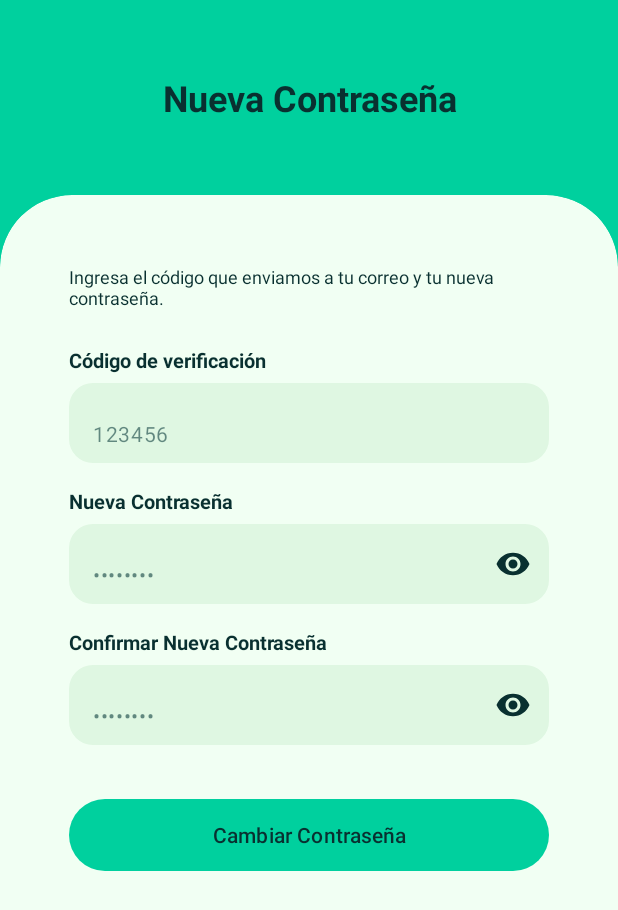
After one commit to Enrique281104/EquipStock, an Android app: the RestablecerPasswordActivity screen opened directly, with no data from a screen before it, on a phone screen of 412 x 824 dp. The commit adds this screen. Shown: the top 910 px of the screen. Run offline under Robolectric (Android 15) with nearby library versions, the phone set to English and light mode, and no system bars.

Commit message:
Agrega pantallas de recuperar contraseña (pendiente backend)

```diff
--- a/app/src/main/AndroidManifest.xml
+++ b/app/src/main/AndroidManifest.xml
@@ -50,7 +50,13 @@
                 android:name="android.support.FILE_PROVIDER_PATHS"
                 android:resource="@xml/file_paths" />
         </provider>
+        <activity
+            android:name=".views.auth.RecuperarPasswordActivity"
+            android:exported="false" />
 
+        <activity
+            android:name=".views.auth.RestablecerPasswordActivity"
+            android:exported="false" />
     </application>
 
 </manifest>
--- /dev/null
+++ b/app/src/main/java/edu/sv/ues/dam235/equipstock/api/RecuperarApi.java
@@ -0,0 +1,19 @@
+package edu.sv.ues.dam235.equipstock.api;
+
+import java.util.Map;
+
+import retrofit2.Call;
+import retrofit2.http.Body;
+import retrofit2.http.POST;
+
+/** Rutas para recuperar la contraseña (las implementa Enrique en el backend). */
+public interface RecuperarApi {
+
+    // Body: { "email": "..." }
+    @POST("api/auth/recuperar")
+    Call<Void> recuperar(@Body Map<String, String> body);
+
+    // Body: { "email": "...", "codigo": "123456", "nueva": "..." }
+    @POST("api/auth/restablecer")
+    Call<Void> restablecer(@Body Map<String, String> body);
+}
--- a/app/src/main/java/edu/sv/ues/dam235/equipstock/views/auth/BienvenidaActivity.java
+++ b/app/src/main/java/edu/sv/ues/dam235/equipstock/views/auth/BienvenidaActivity.java
@@ -50,8 +50,8 @@ public class BienvenidaActivity extends AppCompatActivity {
         findViewById(R.id.btnRegistrarse).setOnClickListener(v ->
                 startActivity(new Intent(this, RegistroActivity.class)));
 
-        // TODO: abrir Recuperar contraseña cuando esté hecha
-        findViewById(R.id.txtOlvidaste).setOnClickListener(v -> { });
+        findViewById(R.id.txtOlvidaste).setOnClickListener(v ->
+                startActivity(new Intent(this, RecuperarPasswordActivity.class)));
     }
 
     @Override
--- a/app/src/main/java/edu/sv/ues/dam235/equipstock/views/auth/LoginActivity.java
+++ b/app/src/main/java/edu/sv/ues/dam235/equipstock/views/auth/LoginActivity.java
@@ -41,6 +41,8 @@ public class LoginActivity extends AppCompatActivity {
         }
 
         setContentView(R.layout.activity_login);
+        findViewById(R.id.txtOlvidaste).setOnClickListener(v ->
+                startActivity(new Intent(this, RecuperarPasswordActivity.class)));
 
         tilEmail = findViewById(R.id.tilEmail);
         tilPassword = findViewById(R.id.tilPassword);
--- /dev/null
+++ b/app/src/main/java/edu/sv/ues/dam235/equipstock/views/auth/RestablecerPasswordActivity.java
@@ -0,0 +1,121 @@
+package edu.sv.ues.dam235.equipstock.views.auth;
+
+import android.content.Intent;
+import android.os.Bundle;
+import android.view.View;
+import android.widget.ProgressBar;
+import android.widget.Toast;
+
+import androidx.annotation.NonNull;
+import androidx.appcompat.app.AppCompatActivity;
+
+import com.google.android.material.button.MaterialButton;
+import com.google.android.material.textfield.TextInputEditText;
+import com.google.android.material.textfield.TextInputLayout;
+
+import java.util.HashMap;
+import java.util.Map;
+
+import edu.sv.ues.dam235.equipstock.R;
+import edu.sv.ues.dam235.equipstock.api.ApiClient;
+import edu.sv.ues.dam235.equipstock.api.RecuperarApi;
+import retrofit2.Call;
+import retrofit2.Callback;
+import retrofit2.Response;
+
+/** Segunda pantalla: código recibido por correo + nueva contraseña. */
+public class RestablecerPasswordActivity extends AppCompatActivity {
+
+    private String email;
+    private TextInputLayout tilCodigo, tilNueva, tilConfirmar;
+    private TextInputEditText etCodigo, etNueva, etConfirmar;
+    private MaterialButton btnCambiar;
+    private ProgressBar progress;
+
+    @Override
+    protected void onCreate(Bundle savedInstanceState) {
+        super.onCreate(savedInstanceState);
+        setContentView(R.layout.activity_restablecer_password);
+
+        // El correo viene de la pantalla anterior
+        email = getIntent().getStringExtra(RecuperarPasswordActivity.EXTRA_EMAIL);
+
+        tilCodigo = findViewById(R.id.tilCodigo);
+        tilNueva = findViewById(R.id.tilNueva);
+        tilConfirmar = findViewById(R.id.tilConfirmar);
+        etCodigo = findViewById(R.id.etCodigo);
+        etNueva = findViewById(R.id.etNueva);
+        etConfirmar = findViewById(R.id.etConfirmar);
+        btnCambiar = findViewById(R.id.btnCambiar);
+        progress = findViewById(R.id.progress);
+
+        btnCambiar.setOnClickListener(v -> cambiarPassword());
+    }
+
+    private void cambiarPassword() {
+        tilCodigo.setError(null);
+        tilNueva.setError(null);
+        tilConfirmar.setError(null);
+
+        String codigo = texto(etCodigo);
+        String nueva = texto(etNueva);
+        String confirmar = texto(etConfirmar);
+
+        // Validaciones antes de llamar a la API
+        if (!codigo.matches("\\d{6}")) {
+            tilCodigo.setError(getString(R.string.restablecer_error_codigo));
+            return;
+        }
+        if (nueva.length() < 8) { // misma regla que el backend
+            tilNueva.setError(getString(R.string.restablecer_error_longitud));
+            return;
+        }
+        if (!nueva.equals(confirmar)) {
+            tilConfirmar.setError(getString(R.string.restablecer_error_coinciden));
+            return;
+        }
+
+        cargando(true);
+        Map<String, String> body = new HashMap<>();
+        body.put("email", email);
+        body.put("codigo", codigo);
+        body.put("nueva", nueva);
+
+        ApiClient.get(this).create(RecuperarApi.class).restablecer(body)
+                .enqueue(new Callback<Void>() {
+                    @Override
+                    public void onResponse(@NonNull Call<Void> call, @NonNull Response<Void> response) {
+                        if (isFinishing()) return;
+                        cargando(false);
+                        if (response.isSuccessful()) {
+                            Toast.makeText(RestablecerPasswordActivity.this,
+                                    R.string.restablecer_exito, Toast.LENGTH_LONG).show();
+                            // Volver al Login cerrando las pantallas de recuperación
+                            Intent intent = new Intent(RestablecerPasswordActivity.this, LoginActivity.class);
+                            intent.addFlags(Intent.FLAG_ACTIVITY_NEW_TASK | Intent.FLAG_ACTIVITY_CLEAR_TASK);
+                            startActivity(intent);
+                        } else {
+                            Toast.makeText(RestablecerPasswordActivity.this,
+                                    R.string.restablecer_error, Toast.LENGTH_LONG).show();
+                        }
+                    }
+
+                    @Override
+                    public void onFailure(@NonNull Call<Void> call, @NonNull Throwable t) {
+                        if (isFinishing()) return;
+                        cargando(false);
+                        Toast.makeText(RestablecerPasswordActivity.this,
+                                R.string.recuperar_sin_conexion, Toast.LENGTH_LONG).show();
+                    }
+                });
+    }
+
+    private String texto(TextInputEditText campo) {
+        return campo.getText() == null ? "" : campo.getText().toString().trim();
+    }
+
+    private void cargando(boolean activo) {
+        progress.setVisibility(activo ? View.VISIBLE : View.GONE);
+        btnCambiar.setEnabled(!activo);
+    }
+}
--- /dev/null
+++ b/app/src/main/res/layout/activity_restablecer_password.xml
@@ -0,0 +1,179 @@
+<?xml version="1.0" encoding="utf-8"?>
+<LinearLayout xmlns:android="http://schemas.android.com/apk/res/android"
+    xmlns:app="http://schemas.android.com/apk/res-auto"
+    android:layout_width="match_parent"
+    android:layout_height="match_parent"
+    android:background="@color/background"
+    android:fitsSystemWindows="true"
+    android:orientation="vertical">
+
+    <TextView
+        android:layout_width="match_parent"
+        android:layout_height="130dp"
+        android:gravity="center"
+        android:text="@string/restablecer_titulo"
+        android:textColor="@color/text_on_background"
+        android:textSize="24sp"
+        android:textStyle="bold" />
+
+    <com.google.android.material.card.MaterialCardView
+        android:layout_width="match_parent"
+        android:layout_height="match_parent"
+        app:cardBackgroundColor="@color/surface"
+        app:cardElevation="0dp"
+        app:shapeAppearance="@style/ShapeTopRounded"
+        app:strokeWidth="0dp">
+
+        <ScrollView
+            android:layout_width="match_parent"
+            android:layout_height="match_parent"
+            android:fillViewport="true">
+
+            <LinearLayout
+                android:layout_width="match_parent"
+                android:layout_height="wrap_content"
+                android:orientation="vertical"
+                android:padding="32dp">
+
+                <TextView
+                    android:layout_width="match_parent"
+                    android:layout_height="wrap_content"
+                    android:text="@string/restablecer_descripcion"
+                    android:textColor="@color/text_primary"
+                    android:textSize="12sp" />
+
+                <!-- Código -->
+                <TextView
+                    android:layout_width="wrap_content"
+                    android:layout_height="wrap_content"
+                    android:layout_marginTop="24dp"
+                    android:text="@string/restablecer_codigo_label"
+                    android:textColor="@color/text_primary"
+                    android:textSize="13sp"
+                    android:textStyle="bold" />
+
+                <com.google.android.material.textfield.TextInputLayout
+                    android:id="@+id/tilCodigo"
+                    style="@style/Widget.Material3.TextInputLayout.FilledBox"
+                    android:layout_width="match_parent"
+                    android:layout_height="wrap_content"
+                    android:layout_marginTop="6dp"
+                    app:boxBackgroundColor="@color/field_background"
+                    app:boxCornerRadiusBottomEnd="16dp"
+                    app:boxCornerRadiusBottomStart="16dp"
+                    app:boxCornerRadiusTopEnd="16dp"
+                    app:boxCornerRadiusTopStart="16dp"
+                    app:boxStrokeWidth="0dp"
+                    app:boxStrokeWidthFocused="0dp"
+                    app:hintEnabled="false">
+
+                    <com.google.android.material.textfield.TextInputEditText
+                        android:id="@+id/etCodigo"
+                        android:layout_width="match_parent"
+                        android:layout_height="wrap_content"
+                        android:hint="123456"
+                        android:inputType="number"
+                        android:maxLength="6"
+                        android:textColor="@color/text_on_field"
+                        android:textColorHint="@color/text_hint"
+                        android:textSize="14sp" />
+                </com.google.android.material.textfield.TextInputLayout>
+
+                <!-- Nueva contraseña -->
+                <TextView
+                    android:layout_width="wrap_content"
+                    android:layout_height="wrap_content"
+                    android:layout_marginTop="16dp"
+                    android:text="@string/restablecer_password_label"
+                    android:textColor="@color/text_primary"
+                    android:textSize="13sp"
+                    android:textStyle="bold" />
+
+                <com.google.android.material.textfield.TextInputLayout
+                    android:id="@+id/tilNueva"
+                    style="@style/Widget.Material3.TextInputLayout.FilledBox"
+                    android:layout_width="match_parent"
+                    android:layout_height="wrap_content"
+                    android:layout_marginTop="6dp"
+                    app:boxBackgroundColor="@color/field_background"
+                    app:boxCornerRadiusBottomEnd="16dp"
+                    app:boxCornerRadiusBottomStart="16dp"
+                    app:boxCornerRadiusTopEnd="16dp"
+                    app:boxCornerRadiusTopStart="16dp"
+                    app:boxStrokeWidth="0dp"
+                    app:boxStrokeWidthFocused="0dp"
+                    app:endIconMode="password_toggle"
+                    app:endIconTint="@color/text_on_field"
+                    app:hintEnabled="false">
+
+                    <com.google.android.material.textfield.TextInputEditText
+                        android:id="@+id/etNueva"
+                        android:layout_width="match_parent"
+                        android:layout_height="wrap_content"
+                        android:hint="••••••••"
+                        android:inputType="textPassword"
+                        android:textColor="@color/text_on_field"
+                        android:textColorHint="@color/text_hint"
+                        android:textSize="14sp" />
+                </com.google.android.material.textfield.TextInputLayout>
+
+                <!-- Confirmar contraseña -->
+                <TextView
+                    android:layout_width="wrap_content"
+                    android:layout_height="wrap_content"
+                    android:layout_marginTop="16dp"
+                    android:text="@string/restablecer_confirmar_label"
+                    android:textColor="@color/text_primary"
+                    android:textSize="13sp"
+                    android:textStyle="bold" />
+
+                <com.google.android.material.textfield.TextInputLayout
+                    android:id="@+id/tilConfirmar"
+                    style="@style/Widget.Material3.TextInputLayout.FilledBox"
+                    android:layout_width="match_parent"
+                    android:layout_height="wrap_content"
+                    android:layout_marginTop="6dp"
+                    app:boxBackgroundColor="@color/field_background"
+                    app:boxCornerRadiusBottomEnd="16dp"
+                    app:boxCornerRadiusBottomStart="16dp"
+                    app:boxCornerRadiusTopEnd="16dp"
+                    app:boxCornerRadiusTopStart="16dp"
+                    app:boxStrokeWidth="0dp"
+                    app:boxStrokeWidthFocused="0dp"
+                    app:endIconMode="password_toggle"
+                    app:endIconTint="@color/text_on_field"
+                    app:hintEnabled="false">
+
+                    <com.google.android.material.textfield.TextInputEditText
+                        android:id="@+id/etConfirmar"
+                        android:layout_width="match_parent"
+                        android:layout_height="wrap_content"
+                        android:hint="••••••••"
+                        android:inputType="textPassword"
+                        android:textColor="@color/text_on_field"
+                        android:textColorHint="@color/text_hint"
+                        android:textSize="14sp" />
+                </com.google.android.material.textfield.TextInputLayout>
+
+                <com.google.android.material.button.MaterialButton
+                    android:id="@+id/btnCambiar"
+                    android:layout_width="match_parent"
+                    android:layout_height="56dp"
+                    android:layout_marginTop="32dp"
+                    android:text="@string/restablecer_btn"
+                    android:textColor="@color/on_primary"
+                    app:backgroundTint="@color/primary"
+                    app:cornerRadius="28dp" />
+
+                <ProgressBar
+                    android:id="@+id/progress"
+                    android:layout_width="wrap_content"
+                    android:layout_height="wrap_content"
+                    android:layout_gravity="center_horizontal"
+                    android:layout_marginTop="24dp"
+                    android:indeterminate="true"
+                    android:visibility="gone" />
+            </LinearLayout>
+        </ScrollView>
+    </com.google.android.material.card.MaterialCardView>
+</LinearLayout>
--- /dev/null
+++ b/app/src/main/res/values/strings_recuperar.xml
@@ -0,0 +1,28 @@
+<?xml version="1.0" encoding="utf-8"?>
+<resources>
+    <!-- Pantalla 2.2: pedir el código -->
+    <string name="recuperar_titulo">Recupera Tu Contraseña</string>
+    <string name="recuperar_pregunta">¿Quieres Recuperar Tu Contraseña?</string>
+    <string name="recuperar_descripcion">Ingresa el correo electrónico asociado a tu cuenta para recibir un código de verificación.</string>
+    <string name="recuperar_email_label">Correo Electrónico</string>
+    <string name="recuperar_btn_enviar">Enviar Código</string>
+
+    <!-- Pantalla siguiente: código y nueva contraseña -->
+    <string name="restablecer_titulo">Nueva Contraseña</string>
+    <string name="restablecer_descripcion">Ingresa el código que enviamos a tu correo y tu nueva contraseña.</string>
+    <string name="restablecer_codigo_label">Código de verificación</string>
+    <string name="restablecer_password_label">Nueva Contraseña</string>
+    <string name="restablecer_confirmar_label">Confirmar Nueva Contraseña</string>
+    <string name="restablecer_btn">Cambiar Contraseña</string>
+
+    <!-- Mensajes -->
+    <string name="recuperar_error_email">Ingresa un correo válido</string>
+    <string name="recuperar_codigo_enviado">Te enviamos un código a tu correo</string>
+    <string name="recuperar_error_envio">No se pudo enviar el código. Intenta más tarde.</string>
+    <string name="recuperar_sin_conexion">Sin conexión. Revisa tu internet.</string>
+    <string name="restablecer_error_codigo">El código debe tener 6 dígitos</string>
+    <string name="restablecer_error_longitud">Mínimo 8 caracteres</string>
+    <string name="restablecer_error_coinciden">Las contraseñas no coinciden</string>
+    <string name="restablecer_exito">Contraseña actualizada. Inicia sesión.</string>
+    <string name="restablecer_error">Código incorrecto o vencido</string>
+</resources>
```
Also changed, not shown: app/src/main/java/edu/sv/ues/dam235/equipstock/views/auth/RecuperarPasswordActivity.java (added, +96 -0 lines), app/src/main/res/layout/activity_login.xml (+12 -0 lines), app/src/main/res/layout/activity_recuperar_password.xml (added, +110 -0 lines).
